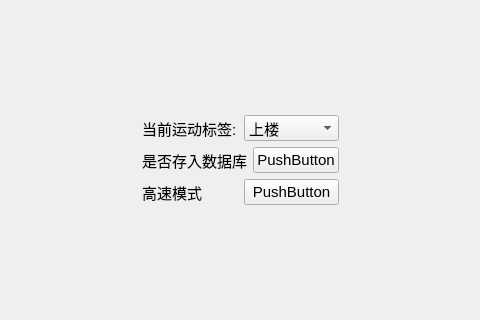
Before: the Qt Designer form Gesture/control/controlwid.ui in RoadToSea/Qt_projects, drawn with Qt 5; both pictures show x 282 to 762 and y 192 to 512 of the 1044 by 703 pixel window.
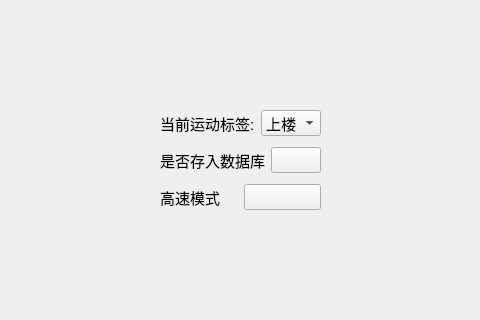
After: the same form once the commit is applied. Custom widgets are drawn as their Qt base class.

Diff of the .ui file:
```diff
--- a/Gesture/control/controlwid.ui
+++ b/Gesture/control/controlwid.ui
@@ -49,6 +49,9 @@
     <layout class="QGridLayout" name="gridLayout">
      <item row="0" column="0">
       <layout class="QHBoxLayout" name="horizontalLayout">
+       <property name="bottomMargin">
+        <number>5</number>
+       </property>
        <item>
         <widget class="QLabel" name="label">
          <property name="text">
@@ -84,6 +87,9 @@
      </item>
      <item row="1" column="0">
       <layout class="QHBoxLayout" name="horizontalLayout_2">
+       <property name="bottomMargin">
+        <number>5</number>
+       </property>
        <item>
         <widget class="QLabel" name="label_2">
          <property name="text">
@@ -94,7 +100,7 @@
        <item>
         <widget class="QPushButton" name="storeBtn">
          <property name="text">
-          <string>PushButton</string>
+          <string/>
          </property>
         </widget>
        </item>
@@ -112,7 +118,7 @@
        <item>
         <widget class="QPushButton" name="fastBtn">
          <property name="text">
-          <string>PushButton</string>
+          <string/>
          </property>
         </widget>
        </item>
@@ -148,6 +154,13 @@
    </item>
   </layout>
  </widget>
+ <customwidgets>
+  <customwidget>
+   <class>switchBtn</class>
+   <extends>QPushButton</extends>
+   <header>../../../code/Gesture/tools/switchbtn.h</header>
+  </customwidget>
+ </customwidgets>
  <resources/>
  <connections/>
 </ui>
```
Left out of the diff: 4 changed lines with no effect on the pictures.
